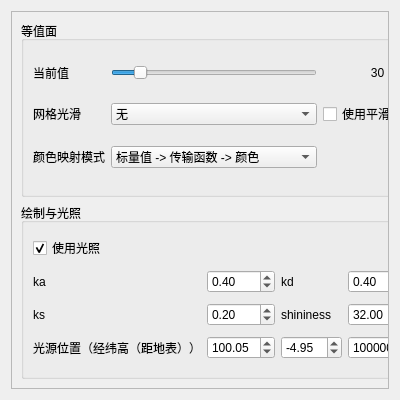
The window that vis4earth/scalar_viser/isosurface.ui (junjiangyue/vis-on-earth-qt-osg) describes before a commit, drawn with Qt 5.
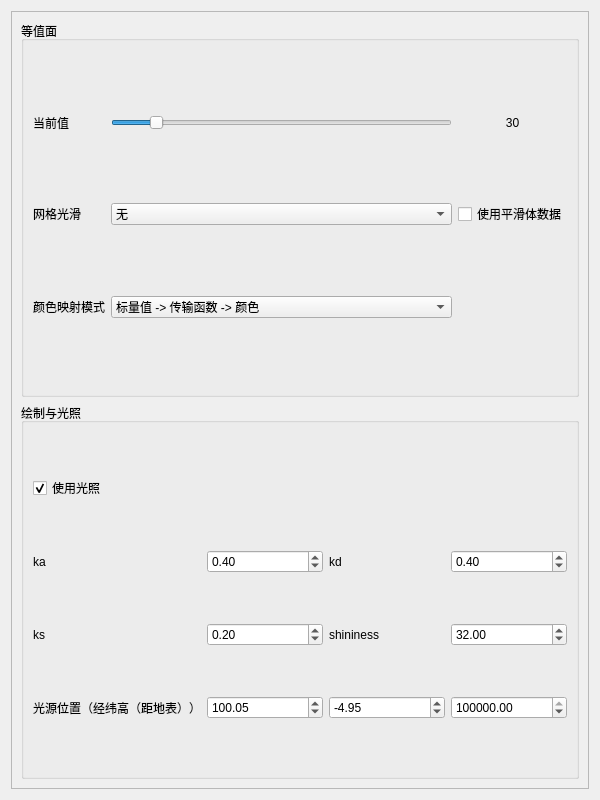
The same window after the commit.

```diff
--- a/vis4earth/scalar_viser/isosurface.ui
+++ b/vis4earth/scalar_viser/isosurface.ui
@@ -6,8 +6,8 @@
    <rect>
     <x>0</x>
     <y>0</y>
-    <width>400</width>
-    <height>400</height>
+    <width>600</width>
+    <height>800</height>
    </rect>
   </property>
   <property name="windowTitle">
@@ -27,8 +27,8 @@
        <rect>
         <x>0</x>
         <y>0</y>
-        <width>386</width>
-        <height>386</height>
+        <width>586</width>
+        <height>786</height>
        </rect>
       </property>
       <layout class="QVBoxLayout" name="verticalLayout_2">
```
